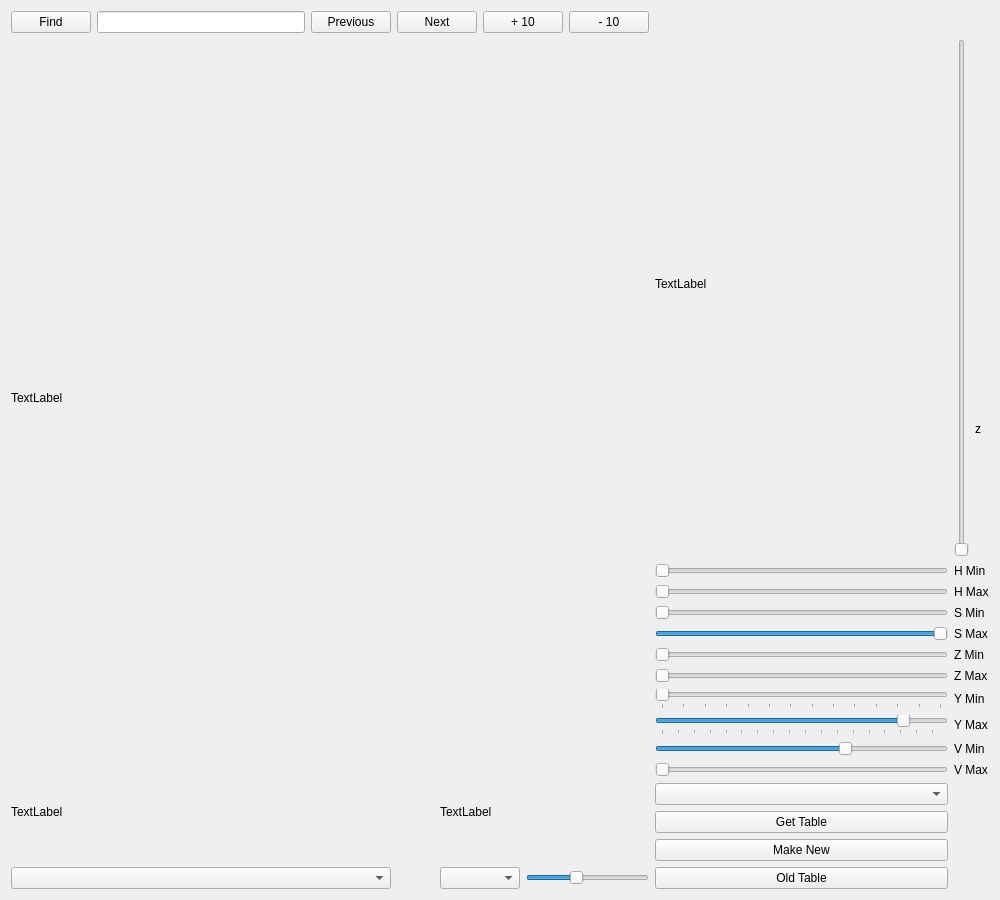
This is src/qtool/colorcreator/ColorCreator.ui in northern-bites/nbites as Qt 5 draws it before an edit. The edited form follows.
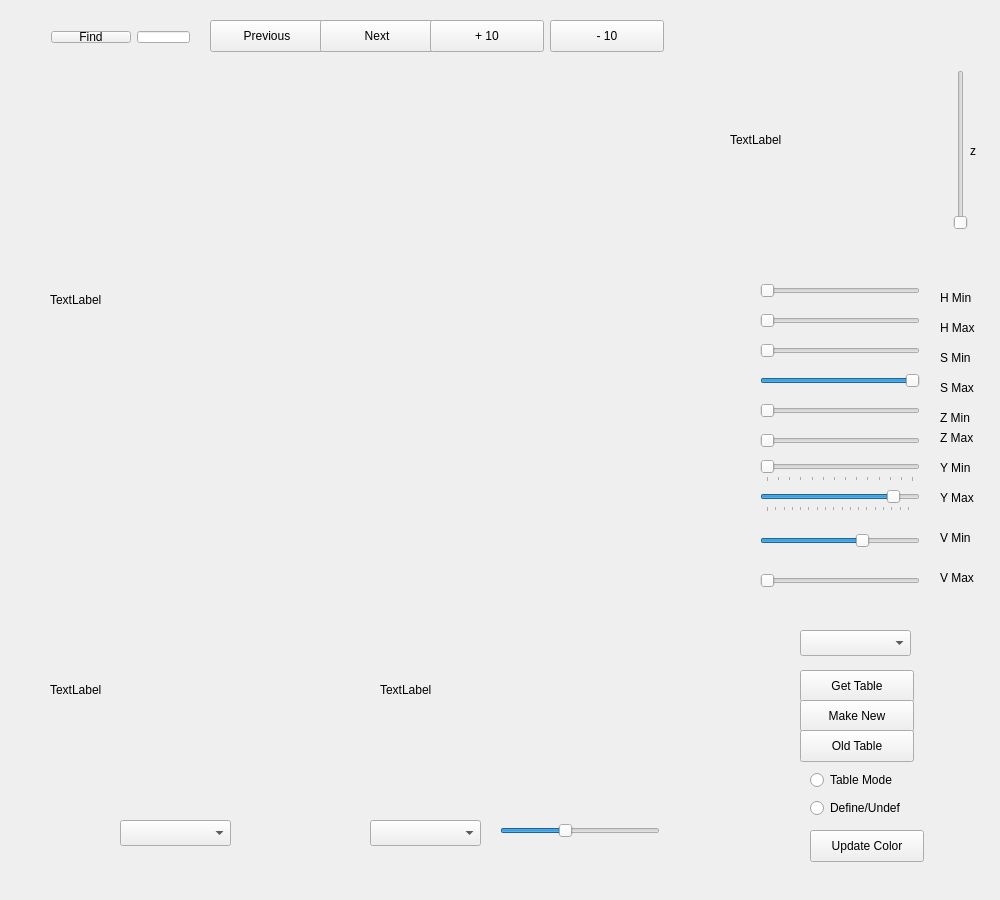
This is the edited form.

Commit message: chown updates to the color tool

The edit to the form file:
```diff
--- a/src/qtool/colorcreator/ColorCreator.ui
+++ b/src/qtool/colorcreator/ColorCreator.ui
@@ -16,356 +16,626 @@
   <property name="windowTitle">
    <string>ColorCreator</string>
   </property>
-  <layout class="QGridLayout" name="gridLayout">
-   <item row="0" column="0">
-    <layout class="QHBoxLayout" name="horizontalLayout">
-     <item>
-      <widget class="QPushButton" name="pushButton">
-       <property name="text">
-        <string>Find</string>
-       </property>
-      </widget>
-     </item>
-     <item>
-      <widget class="QLineEdit" name="lineEdit"/>
-     </item>
-    </layout>
-   </item>
-   <item row="0" column="1">
-    <widget class="QPushButton" name="previousButton">
-     <property name="text">
-      <string>Previous</string>
-     </property>
-    </widget>
-   </item>
-   <item row="0" column="2" colspan="2">
-    <widget class="QPushButton" name="nextButton">
-     <property name="text">
-      <string>Next</string>
-     </property>
-    </widget>
-   </item>
-   <item row="0" column="4" colspan="2">
-    <widget class="QPushButton" name="plusTen">
-     <property name="text">
-      <string>+ 10</string>
-     </property>
-    </widget>
-   </item>
-   <item row="0" column="6">
-    <widget class="QPushButton" name="minusTen">
-     <property name="text">
-      <string>- 10</string>
-     </property>
-    </widget>
-   </item>
-   <item row="0" column="7" rowspan="3">
-    <widget class="QLabel" name="colorWheel">
-     <property name="text">
-      <string>TextLabel</string>
-     </property>
-    </widget>
-   </item>
-   <item row="1" column="0" rowspan="11" colspan="7">
-    <widget class="QLabel" name="thresh">
-     <property name="text">
-      <string>TextLabel</string>
-     </property>
-    </widget>
-   </item>
-   <item row="1" column="8" rowspan="2" colspan="2">
-    <widget class="QSlider" name="zSlice">
-     <property name="orientation">
-      <enum>Qt::Vertical</enum>
-     </property>
-    </widget>
-   </item>
-   <item row="2" column="9">
-    <widget class="QLabel" name="label_8">
-     <property name="layoutDirection">
-      <enum>Qt::LeftToRight</enum>
-     </property>
-     <property name="text">
-      <string>z</string>
-     </property>
-    </widget>
-   </item>
-   <item row="3" column="7">
-    <widget class="QSlider" name="hMin">
-     <property name="maximum">
-      <number>100</number>
-     </property>
-     <property name="orientation">
-      <enum>Qt::Horizontal</enum>
-     </property>
-    </widget>
-   </item>
-   <item row="3" column="8" colspan="2">
-    <widget class="QLabel" name="label_2">
-     <property name="text">
-      <string>H Min</string>
-     </property>
-    </widget>
-   </item>
-   <item row="4" column="7">
-    <widget class="QSlider" name="hMax">
-     <property name="maximum">
-      <number>100</number>
-     </property>
-     <property name="orientation">
-      <enum>Qt::Horizontal</enum>
-     </property>
-    </widget>
-   </item>
-   <item row="4" column="8" colspan="2">
-    <widget class="QLabel" name="label_3">
-     <property name="text">
-      <string>H Max</string>
-     </property>
-    </widget>
-   </item>
-   <item row="5" column="7">
-    <widget class="QSlider" name="sMin">
-     <property name="maximum">
-      <number>100</number>
-     </property>
-     <property name="orientation">
-      <enum>Qt::Horizontal</enum>
-     </property>
-    </widget>
-   </item>
-   <item row="5" column="8" colspan="2">
-    <widget class="QLabel" name="label_4">
-     <property name="text">
-      <string>S Min</string>
-     </property>
-    </widget>
-   </item>
-   <item row="6" column="7">
-    <widget class="QSlider" name="sMax">
-     <property name="maximum">
-      <number>100</number>
-     </property>
-     <property name="value">
-      <number>100</number>
-     </property>
-     <property name="orientation">
-      <enum>Qt::Horizontal</enum>
-     </property>
-    </widget>
-   </item>
-   <item row="6" column="8" colspan="2">
-    <widget class="QLabel" name="label_5">
-     <property name="text">
-      <string>S Max</string>
-     </property>
-    </widget>
-   </item>
-   <item row="7" column="7">
-    <widget class="QSlider" name="zMin">
-     <property name="orientation">
-      <enum>Qt::Horizontal</enum>
-     </property>
-    </widget>
-   </item>
-   <item row="7" column="8" colspan="2">
-    <widget class="QLabel" name="label_9">
-     <property name="text">
-      <string>Z Min</string>
-     </property>
-    </widget>
-   </item>
-   <item row="8" column="7">
-    <widget class="QSlider" name="zMax">
-     <property name="orientation">
-      <enum>Qt::Horizontal</enum>
-     </property>
-    </widget>
-   </item>
-   <item row="8" column="8" colspan="2">
-    <widget class="QLabel" name="label_10">
-     <property name="text">
-      <string>Z Max</string>
-     </property>
-    </widget>
-   </item>
-   <item row="9" column="7">
-    <widget class="QSlider" name="yMin">
-     <property name="minimum">
-      <number>20</number>
-     </property>
-     <property name="maximum">
-      <number>150</number>
-     </property>
-     <property name="singleStep">
-      <number>2</number>
-     </property>
-     <property name="orientation">
-      <enum>Qt::Horizontal</enum>
-     </property>
-     <property name="tickPosition">
-      <enum>QSlider::TicksBelow</enum>
-     </property>
-     <property name="tickInterval">
-      <number>10</number>
-     </property>
-    </widget>
-   </item>
-   <item row="9" column="8" colspan="2">
-    <widget class="QLabel" name="label_6">
-     <property name="text">
-      <string>Y Min</string>
-     </property>
-    </widget>
-   </item>
-   <item row="10" column="7">
-    <widget class="QSlider" name="yMax">
-     <property name="minimum">
-      <number>80</number>
-     </property>
-     <property name="maximum">
-      <number>255</number>
-     </property>
-     <property name="singleStep">
-      <number>3</number>
-     </property>
-     <property name="value">
-      <number>232</number>
-     </property>
-     <property name="orientation">
-      <enum>Qt::Horizontal</enum>
-     </property>
-     <property name="tickPosition">
-      <enum>QSlider::TicksBelow</enum>
-     </property>
-     <property name="tickInterval">
-      <number>10</number>
-     </property>
-    </widget>
-   </item>
-   <item row="10" column="8" colspan="2">
-    <widget class="QLabel" name="label_7">
-     <property name="text">
-      <string>Y Max</string>
-     </property>
-    </widget>
-   </item>
-   <item row="11" column="7">
-    <widget class="QSlider" name="vMin">
-     <property name="minimum">
-      <number>4</number>
-     </property>
-     <property name="maximum">
-      <number>150</number>
-     </property>
-     <property name="singleStep">
-      <number>2</number>
-     </property>
-     <property name="sliderPosition">
-      <number>100</number>
-     </property>
-     <property name="orientation">
-      <enum>Qt::Horizontal</enum>
-     </property>
-    </widget>
-   </item>
-   <item row="11" column="8" colspan="2">
-    <widget class="QLabel" name="label_11">
-     <property name="text">
-      <string>V Min</string>
-     </property>
-    </widget>
-   </item>
-   <item row="12" column="0" rowspan="4" colspan="3">
-    <widget class="QLabel" name="view2">
-     <property name="text">
-      <string>TextLabel</string>
-     </property>
-    </widget>
-   </item>
-   <item row="12" column="3" rowspan="4" colspan="4">
-    <widget class="QLabel" name="view3">
-     <property name="text">
-      <string>TextLabel</string>
-     </property>
-    </widget>
-   </item>
-   <item row="12" column="7">
-    <widget class="QSlider" name="vMax">
-     <property name="minimum">
-      <number>80</number>
-     </property>
-     <property name="maximum">
-      <number>255</number>
-     </property>
-     <property name="singleStep">
-      <number>3</number>
-     </property>
-     <property name="pageStep">
-      <number>255</number>
-     </property>
-     <property name="value">
-      <number>80</number>
-     </property>
-     <property name="sliderPosition">
-      <number>80</number>
-     </property>
-     <property name="orientation">
-      <enum>Qt::Horizontal</enum>
-     </property>
-    </widget>
-   </item>
-   <item row="12" column="8" colspan="2">
-    <widget class="QLabel" name="label_12">
-     <property name="text">
-      <string>V Max</string>
-     </property>
-    </widget>
-   </item>
-   <item row="13" column="7">
-    <widget class="QComboBox" name="colorSelect"/>
-   </item>
-   <item row="14" column="7">
-    <widget class="QPushButton" name="getColorTable">
-     <property name="text">
-      <string>Get Table</string>
-     </property>
-    </widget>
-   </item>
-   <item row="15" column="7">
-    <widget class="QPushButton" name="writeNew">
-     <property name="text">
-      <string>Make New</string>
-     </property>
-    </widget>
-   </item>
-   <item row="16" column="0" colspan="2">
-    <widget class="QComboBox" name="viewChoice"/>
-   </item>
-   <item row="16" column="3" colspan="2">
-    <widget class="QComboBox" name="channel"/>
-   </item>
-   <item row="16" column="5" colspan="2">
-    <widget class="QSlider" name="edgeDiff">
-     <property name="maximum">
-      <number>30</number>
-     </property>
-     <property name="sliderPosition">
-      <number>12</number>
-     </property>
-     <property name="orientation">
-      <enum>Qt::Horizontal</enum>
-     </property>
-    </widget>
-   </item>
-   <item row="16" column="7">
-    <widget class="QPushButton" name="getOldTable">
-     <property name="text">
-      <string>Old Table</string>
-     </property>
-    </widget>
-   </item>
-  </layout>
+  <widget class="QPushButton" name="previousButton">
+   <property name="geometry">
+    <rect>
+     <x>210</x>
+     <y>20</y>
+     <width>114</width>
+     <height>32</height>
+    </rect>
+   </property>
+   <property name="text">
+    <string>Previous</string>
+   </property>
+  </widget>
+  <widget class="QPushButton" name="nextButton">
+   <property name="geometry">
+    <rect>
+     <x>320</x>
+     <y>20</y>
+     <width>114</width>
+     <height>32</height>
+    </rect>
+   </property>
+   <property name="text">
+    <string>Next</string>
+   </property>
+  </widget>
+  <widget class="QLabel" name="colorWheel">
+   <property name="geometry">
+    <rect>
+     <x>730</x>
+     <y>40</y>
+     <width>200</width>
+     <height>200</height>
+    </rect>
+   </property>
+   <property name="text">
+    <string>TextLabel</string>
+   </property>
+  </widget>
+  <widget class="QSlider" name="hMin">
+   <property name="geometry">
+    <rect>
+     <x>760</x>
+     <y>280</y>
+     <width>160</width>
+     <height>22</height>
+    </rect>
+   </property>
+   <property name="maximum">
+    <number>100</number>
+   </property>
+   <property name="orientation">
+    <enum>Qt::Horizontal</enum>
+   </property>
+  </widget>
+  <widget class="QSlider" name="hMax">
+   <property name="geometry">
+    <rect>
+     <x>760</x>
+     <y>310</y>
+     <width>160</width>
+     <height>22</height>
+    </rect>
+   </property>
+   <property name="maximum">
+    <number>100</number>
+   </property>
+   <property name="orientation">
+    <enum>Qt::Horizontal</enum>
+   </property>
+  </widget>
+  <widget class="QSlider" name="sMin">
+   <property name="geometry">
+    <rect>
+     <x>760</x>
+     <y>340</y>
+     <width>160</width>
+     <height>22</height>
+    </rect>
+   </property>
+   <property name="maximum">
+    <number>100</number>
+   </property>
+   <property name="orientation">
+    <enum>Qt::Horizontal</enum>
+   </property>
+  </widget>
+  <widget class="QSlider" name="sMax">
+   <property name="geometry">
+    <rect>
+     <x>760</x>
+     <y>370</y>
+     <width>160</width>
+     <height>22</height>
+    </rect>
+   </property>
+   <property name="maximum">
+    <number>100</number>
+   </property>
+   <property name="value">
+    <number>100</number>
+   </property>
+   <property name="orientation">
+    <enum>Qt::Horizontal</enum>
+   </property>
+  </widget>
+  <widget class="QSlider" name="yMin">
+   <property name="geometry">
+    <rect>
+     <x>760</x>
+     <y>460</y>
+     <width>160</width>
+     <height>22</height>
+    </rect>
+   </property>
+   <property name="minimum">
+    <number>20</number>
+   </property>
+   <property name="maximum">
+    <number>150</number>
+   </property>
+   <property name="singleStep">
+    <number>2</number>
+   </property>
+   <property name="orientation">
+    <enum>Qt::Horizontal</enum>
+   </property>
+   <property name="tickPosition">
+    <enum>QSlider::TicksBelow</enum>
+   </property>
+   <property name="tickInterval">
+    <number>10</number>
+   </property>
+  </widget>
+  <widget class="QSlider" name="yMax">
+   <property name="geometry">
+    <rect>
+     <x>760</x>
+     <y>490</y>
+     <width>160</width>
+     <height>22</height>
+    </rect>
+   </property>
+   <property name="minimum">
+    <number>80</number>
+   </property>
+   <property name="maximum">
+    <number>255</number>
+   </property>
+   <property name="singleStep">
+    <number>3</number>
+   </property>
+   <property name="value">
+    <number>232</number>
+   </property>
+   <property name="orientation">
+    <enum>Qt::Horizontal</enum>
+   </property>
+   <property name="tickPosition">
+    <enum>QSlider::TicksBelow</enum>
+   </property>
+   <property name="tickInterval">
+    <number>10</number>
+   </property>
+  </widget>
+  <widget class="QSlider" name="zSlice">
+   <property name="geometry">
+    <rect>
+     <x>950</x>
+     <y>70</y>
+     <width>22</width>
+     <height>160</height>
+    </rect>
+   </property>
+   <property name="orientation">
+    <enum>Qt::Vertical</enum>
+   </property>
+  </widget>
+  <widget class="QComboBox" name="colorSelect">
+   <property name="geometry">
+    <rect>
+     <x>800</x>
+     <y>630</y>
+     <width>111</width>
+     <height>26</height>
+    </rect>
+   </property>
+  </widget>
+  <widget class="QLabel" name="thresh">
+   <property name="geometry">
+    <rect>
+     <x>50</x>
+     <y>60</y>
+     <width>640</width>
+     <height>480</height>
+    </rect>
+   </property>
+   <property name="text">
+    <string>TextLabel</string>
+   </property>
+  </widget>
+  <widget class="QComboBox" name="viewChoice">
+   <property name="geometry">
+    <rect>
+     <x>120</x>
+     <y>820</y>
+     <width>111</width>
+     <height>26</height>
+    </rect>
+   </property>
+  </widget>
+  <widget class="QLabel" name="label_2">
+   <property name="geometry">
+    <rect>
+     <x>940</x>
+     <y>290</y>
+     <width>62</width>
+     <height>16</height>
+    </rect>
+   </property>
+   <property name="text">
+    <string>H Min</string>
+   </property>
+  </widget>
+  <widget class="QLabel" name="label_3">
+   <property name="geometry">
+    <rect>
+     <x>940</x>
+     <y>320</y>
+     <width>62</width>
+     <height>16</height>
+    </rect>
+   </property>
+   <property name="text">
+    <string>H Max</string>
+   </property>
+  </widget>
+  <widget class="QLabel" name="label_4">
+   <property name="geometry">
+    <rect>
+     <x>940</x>
+     <y>350</y>
+     <width>62</width>
+     <height>16</height>
+    </rect>
+   </property>
+   <property name="text">
+    <string>S Min</string>
+   </property>
+  </widget>
+  <widget class="QLabel" name="label_5">
+   <property name="geometry">
+    <rect>
+     <x>940</x>
+     <y>380</y>
+     <width>62</width>
+     <height>16</height>
+    </rect>
+   </property>
+   <property name="text">
+    <string>S Max</string>
+   </property>
+  </widget>
+  <widget class="QLabel" name="label_6">
+   <property name="geometry">
+    <rect>
+     <x>940</x>
+     <y>460</y>
+     <width>62</width>
+     <height>16</height>
+    </rect>
+   </property>
+   <property name="text">
+    <string>Y Min</string>
+   </property>
+  </widget>
+  <widget class="QLabel" name="label_7">
+   <property name="geometry">
+    <rect>
+     <x>940</x>
+     <y>490</y>
+     <width>62</width>
+     <height>16</height>
+    </rect>
+   </property>
+   <property name="text">
+    <string>Y Max</string>
+   </property>
+  </widget>
+  <widget class="QLabel" name="label_8">
+   <property name="geometry">
+    <rect>
+     <x>970</x>
+     <y>110</y>
+     <width>16</width>
+     <height>81</height>
+    </rect>
+   </property>
+   <property name="layoutDirection">
+    <enum>Qt::LeftToRight</enum>
+   </property>
+   <property name="text">
+    <string>z</string>
+   </property>
+  </widget>
+  <widget class="QSlider" name="zMin">
+   <property name="geometry">
+    <rect>
+     <x>760</x>
+     <y>400</y>
+     <width>160</width>
+     <height>22</height>
+    </rect>
+   </property>
+   <property name="orientation">
+    <enum>Qt::Horizontal</enum>
+   </property>
+  </widget>
+  <widget class="QSlider" name="zMax">
+   <property name="geometry">
+    <rect>
+     <x>760</x>
+     <y>430</y>
+     <width>160</width>
+     <height>22</height>
+    </rect>
+   </property>
+   <property name="orientation">
+    <enum>Qt::Horizontal</enum>
+   </property>
+  </widget>
+  <widget class="QLabel" name="label_9">
+   <property name="geometry">
+    <rect>
+     <x>940</x>
+     <y>410</y>
+     <width>62</width>
+     <height>16</height>
+    </rect>
+   </property>
+   <property name="text">
+    <string>Z Min</string>
+   </property>
+  </widget>
+  <widget class="QLabel" name="label_10">
+   <property name="geometry">
+    <rect>
+     <x>940</x>
+     <y>430</y>
+     <width>62</width>
+     <height>16</height>
+    </rect>
+   </property>
+   <property name="text">
+    <string>Z Max</string>
+   </property>
+  </widget>
+  <widget class="QPushButton" name="getColorTable">
+   <property name="geometry">
+    <rect>
+     <x>800</x>
+     <y>670</y>
+     <width>114</width>
+     <height>32</height>
+    </rect>
+   </property>
+   <property name="text">
+    <string>Get Table</string>
+   </property>
+  </widget>
+  <widget class="QWidget" name="layoutWidget">
+   <property name="geometry">
+    <rect>
+     <x>40</x>
+     <y>20</y>
+     <width>161</width>
+     <height>34</height>
+    </rect>
+   </property>
+   <layout class="QHBoxLayout" name="horizontalLayout">
+    <item>
+     <widget class="QPushButton" name="pushButton">
+      <property name="text">
+       <string>Find</string>
+      </property>
+     </widget>
+    </item>
+    <item>
+     <widget class="QLineEdit" name="lineEdit"/>
+    </item>
+   </layout>
+  </widget>
+  <widget class="QPushButton" name="writeNew">
+   <property name="geometry">
+    <rect>
+     <x>800</x>
+     <y>700</y>
+     <width>114</width>
+     <height>32</height>
+    </rect>
+   </property>
+   <property name="text">
+    <string>Make New</string>
+   </property>
+  </widget>
+  <widget class="QPushButton" name="plusTen">
+   <property name="geometry">
+    <rect>
+     <x>430</x>
+     <y>20</y>
+     <width>114</width>
+     <height>32</height>
+    </rect>
+   </property>
+   <property name="text">
+    <string>+ 10</string>
+   </property>
+  </widget>
+  <widget class="QPushButton" name="minusTen">
+   <property name="geometry">
+    <rect>
+     <x>550</x>
+     <y>20</y>
+     <width>114</width>
+     <height>32</height>
+    </rect>
+   </property>
+   <property name="text">
+    <string>- 10</string>
+   </property>
+  </widget>
+  <widget class="QLabel" name="view2">
+   <property name="geometry">
+    <rect>
+     <x>50</x>
+     <y>570</y>
+     <width>320</width>
+     <height>240</height>
+    </rect>
+   </property>
+   <property name="text">
+    <string>TextLabel</string>
+   </property>
+  </widget>
+  <widget class="QLabel" name="view3">
+   <property name="geometry">
+    <rect>
+     <x>380</x>
+     <y>570</y>
+     <width>320</width>
+     <height>240</height>
+    </rect>
+   </property>
+   <property name="text">
+    <string>TextLabel</string>
+   </property>
+  </widget>
+  <widget class="QComboBox" name="channel">
+   <property name="geometry">
+    <rect>
+     <x>370</x>
+     <y>820</y>
+     <width>111</width>
+     <height>26</height>
+    </rect>
+   </property>
+  </widget>
+  <widget class="QPushButton" name="getOldTable">
+   <property name="geometry">
+    <rect>
+     <x>800</x>
+     <y>730</y>
+     <width>114</width>
+     <height>32</height>
+    </rect>
+   </property>
+   <property name="text">
+    <string>Old Table</string>
+   </property>
+  </widget>
+  <widget class="QSlider" name="edgeDiff">
+   <property name="geometry">
+    <rect>
+     <x>500</x>
+     <y>820</y>
+     <width>160</width>
+     <height>22</height>
+    </rect>
+   </property>
+   <property name="maximum">
+    <number>30</number>
+   </property>
+   <property name="sliderPosition">
+    <number>12</number>
+   </property>
+   <property name="orientation">
+    <enum>Qt::Horizontal</enum>
+   </property>
+  </widget>
+  <widget class="QSlider" name="vMin">
+   <property name="geometry">
+    <rect>
+     <x>760</x>
+     <y>530</y>
+     <width>160</width>
+     <height>22</height>
+    </rect>
+   </property>
+   <property name="minimum">
+    <number>4</number>
+   </property>
+   <property name="maximum">
+    <number>150</number>
+   </property>
+   <property name="singleStep">
+    <number>2</number>
+   </property>
+   <property name="sliderPosition">
+    <number>100</number>
+   </property>
+   <property name="orientation">
+    <enum>Qt::Horizontal</enum>
+   </property>
+  </widget>
+  <widget class="QSlider" name="vMax">
+   <property name="geometry">
+    <rect>
+     <x>760</x>
+     <y>570</y>
+     <width>160</width>
+     <height>22</height>
+    </rect>
+   </property>
+   <property name="minimum">
+    <number>80</number>
+   </property>
+   <property name="maximum">
+    <number>255</number>
+   </property>
+   <property name="singleStep">
+    <number>3</number>
+   </property>
+   <property name="pageStep">
+    <number>255</number>
+   </property>
+   <property name="value">
+    <number>80</number>
+   </property>
+   <property name="sliderPosition">
+    <number>80</number>
+   </property>
+   <property name="orientation">
+    <enum>Qt::Horizontal</enum>
+   </property>
+  </widget>
+  <widget class="QLabel" name="label_11">
+   <property name="geometry">
+    <rect>
+     <x>940</x>
+     <y>530</y>
+     <width>62</width>
+     <height>16</height>
+    </rect>
+   </property>
+   <property name="text">
+    <string>V Min</string>
+   </property>
+  </widget>
+  <widget class="QLabel" name="label_12">
+   <property name="geometry">
+    <rect>
+     <x>940</x>
+     <y>570</y>
+     <width>62</width>
+     <height>16</height>
+    </rect>
+   </property>
+   <property name="text">
+    <string>V Max</string>
+   </property>
+  </widget>
+  <widget class="QRadioButton" name="radioButton">
+   <property name="geometry">
+    <rect>
+     <x>810</x>
+     <y>770</y>
+     <width>102</width>
+     <height>20</height>
+    </rect>
+   </property>
+   <property name="text">
+    <string>Table Mode</string>
+   </property>
+  </widget>
+  <widget class="QRadioButton" name="ColorChange">
+   <property name="geometry">
+    <rect>
+     <x>810</x>
+     <y>800</y>
+     <width>111</width>
+     <height>16</height>
+    </rect>
+   </property>
+   <property name="text">
+    <string>Define/Undef</string>
+   </property>
+  </widget>
+  <widget class="QPushButton" name="changeColor">
+   <property name="geometry">
+    <rect>
+     <x>810</x>
+     <y>830</y>
+     <width>114</width>
+     <height>32</height>
+    </rect>
+   </property>
+   <property name="text">
+    <string>Update Color</string>
+   </property>
+  </widget>
  </widget>
  <layoutdefault spacing="6" margin="11"/>
  <resources/>
```
The commit also changes 4 other files.
